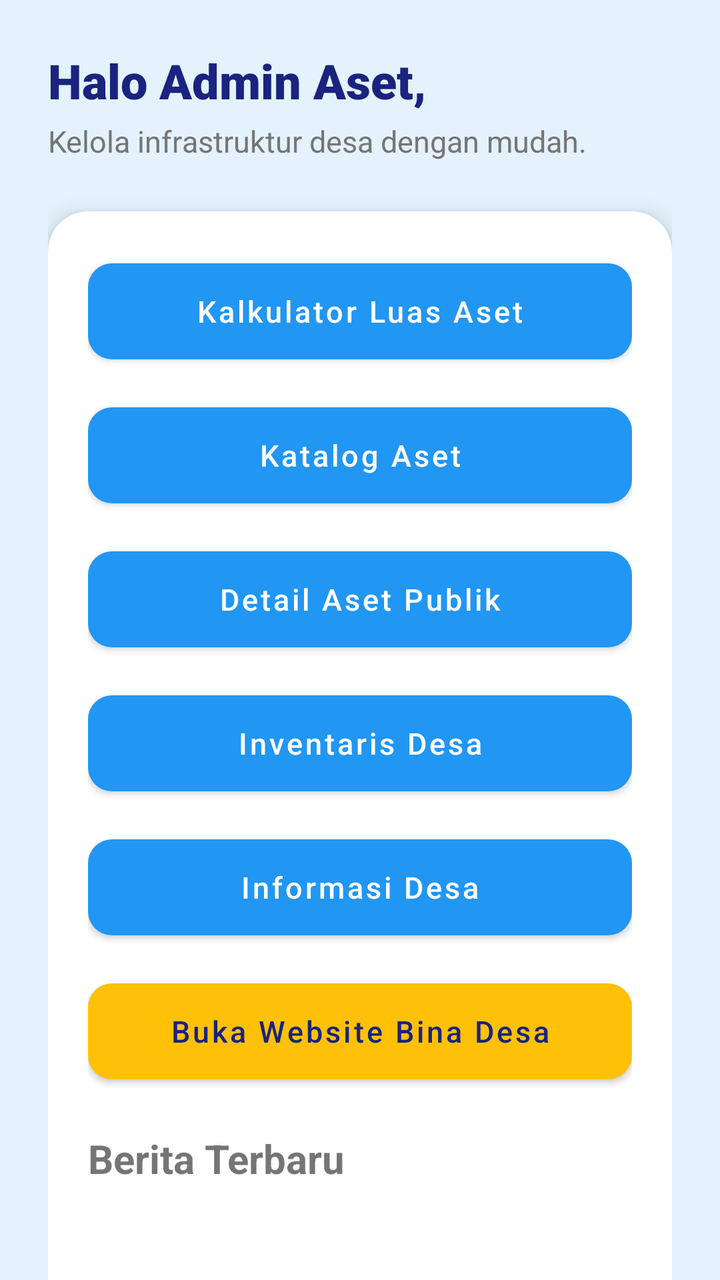
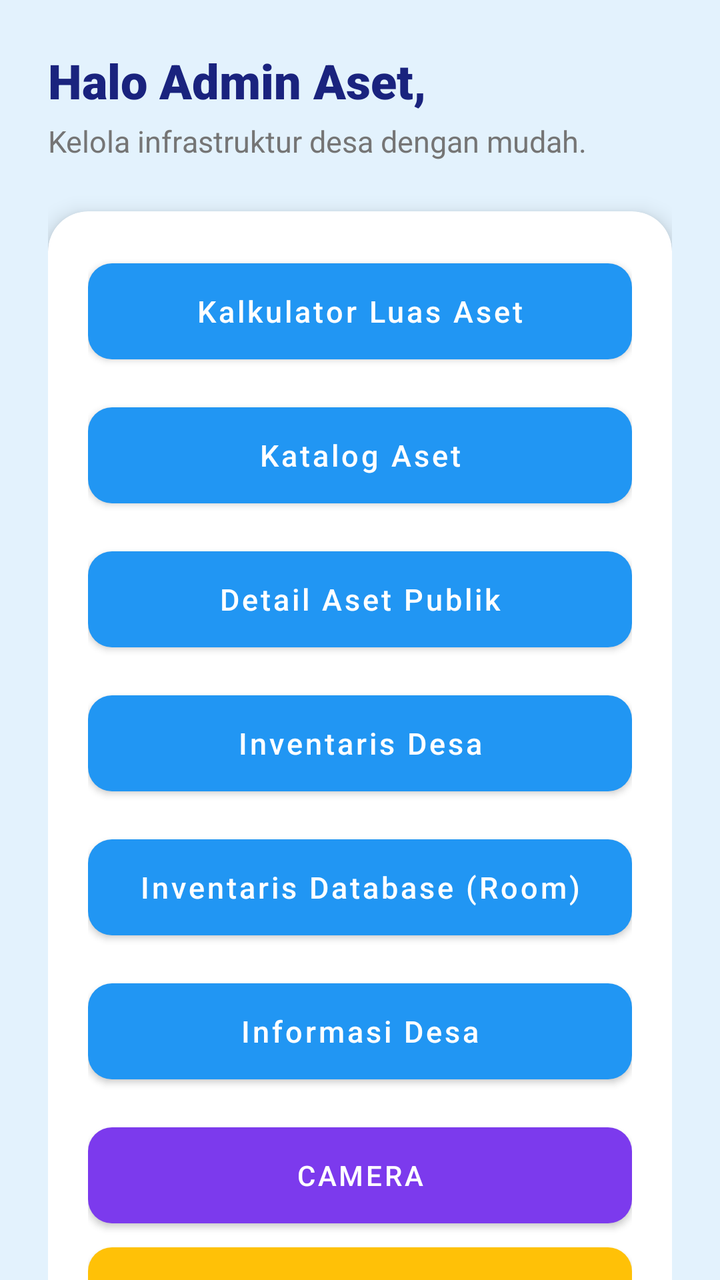

Two renders of the same Android screen: before a commit and after it. Below are the layout's source before the change and the commit's diff.
<!-- AndroidManifest.xml: application theme Theme.Nabilalmao -->
<!-- res/layout/fragment_home.xml -->
<?xml version="1.0" encoding="utf-8"?>
<RelativeLayout xmlns:android="http://schemas.android.com/apk/res/android"
    xmlns:app="http://schemas.android.com/apk/res-auto"
    android:layout_width="match_parent"
    android:layout_height="match_parent"
    android:background="@color/desa_blue_light">

    <ScrollView
        android:id="@+id/main_content"
        android:layout_width="match_parent"
        android:layout_height="match_parent"
        android:fillViewport="true"
        android:scrollbars="none">

        <LinearLayout
            android:layout_width="match_parent"
            android:layout_height="wrap_content"
            android:orientation="vertical"
            android:padding="24dp">

            

            <TextView
                android:id="@+id/tvWelcome"
                android:layout_width="wrap_content"
                android:layout_height="wrap_content"
                android:fontFamily="sans-serif-black"
                android:text="Halo Admin Aset,"
                android:textColor="@color/desa_blue_dark"
                android:textSize="24sp" />

            <TextView
                android:layout_width="wrap_content"
                android:layout_height="wrap_content"
                android:layout_marginTop="4dp"
                android:layout_marginBottom="25dp"
                android:text="Kelola infrastruktur desa dengan mudah."
                android:textColor="@color/text_secondary"
                android:textSize="15sp" />

            

            <androidx.cardview.widget.CardView
                android:layout_width="match_parent"
                android:layout_height="wrap_content"
                app:cardCornerRadius="20dp"
                app:cardElevation="6dp">

                <LinearLayout
                    android:layout_width="match_parent"
                    android:layout_height="wrap_content"
                    android:orientation="vertical"
                    android:padding="20dp">

                    <com.google.android.material.button.MaterialButton
                        android:id="@+id/btn1"
                        android:layout_width="match_parent"
                        android:layout_height="60dp"
                        android:layout_marginBottom="12dp"
                        android:text="Kalkulator Luas Aset"
                        android:textAllCaps="false"
                        android:textSize="15sp"
                        app:backgroundTint="@color/desa_blue_primary"
                        app:cornerRadius="12dp" />

                    <com.google.android.material.button.MaterialButton
                        android:id="@+id/btn2"
                        android:layout_width="match_parent"
                        android:layout_height="60dp"
                        android:layout_marginBottom="12dp"
                        android:text="Katalog Aset"
                        android:textAllCaps="false"
                        android:textSize="15sp"
                        app:backgroundTint="@color/desa_blue_primary"
                        app:cornerRadius="12dp" />

                    <com.google.android.material.button.MaterialButton
                        android:id="@+id/btnWelcome"
                        android:layout_width="match_parent"
                        android:layout_height="60dp"
                        android:layout_marginBottom="12dp"
                        android:text="Detail Aset Publik"
                        android:textAllCaps="false"
                        android:textSize="15sp"
                        app:backgroundTint="@color/desa_blue_primary"
                        app:cornerRadius="12dp" />

                    <com.google.android.material.button.MaterialButton
                        android:id="@+id/btnInventaris"
                        android:layout_width="match_parent"
                        android:layout_height="60dp"
                        android:layout_marginBottom="12dp"
                        android:text="Inventaris Desa"
                        android:textAllCaps="false"
                        android:textSize="15sp"
                        app:backgroundTint="@color/desa_blue_primary"
                        app:cornerRadius="12dp" />

                    <com.google.android.material.button.MaterialButton
                        android:id="@+id/btnInfoDesa"
                        android:layout_width="match_parent"
                        android:layout_height="60dp"
                        android:layout_marginBottom="12dp"
                        android:text="Informasi Desa"
                        android:textAllCaps="false"
                        android:textSize="15sp"
                        app:backgroundTint="@color/desa_blue_primary"
                        app:cornerRadius="12dp"/>

                    <com.google.android.material.button.MaterialButton
                        android:id="@+id/btn3"
                        android:layout_width="match_parent"
                        android:layout_height="60dp"
                        android:text="Buka Website Bina Desa"
                        android:textAllCaps="false"
                        android:textColor="@color/desa_blue_dark"
                        android:textSize="15sp"
                        app:backgroundTint="@color/desa_accent"
                        app:cornerRadius="12dp" />
                    <TextView
                        android:layout_width="wrap_content"
                        android:layout_height="wrap_content"
                        android:text="Berita Terbaru"
                        android:textStyle="bold"
                        android:textSize="20sp"
                        android:layout_marginTop="20dp"/>

                    <androidx.recyclerview.widget.RecyclerView
                        android:id="@+id/recyclerViewNews"
                        android:layout_width="match_parent"
                        android:layout_height="300dp"/>

                </LinearLayout>

            </androidx.cardview.widget.CardView>

            

            <com.google.android.material.button.MaterialButton
                android:id="@+id/btnLogout"
                android:layout_width="match_parent"
                android:layout_height="55dp"
                android:layout_marginTop="20dp"
                android:text="Keluar Sistem"
                android:textAllCaps="false"
                android:textSize="15sp"
                app:backgroundTint="#D32F2F"
                app:cornerRadius="12dp" />

        </LinearLayout>

    </ScrollView>

</RelativeLayout>
<!-- resources referenced by this layout -->
<resources>
  <color name="desa_accent">#FFC107</color>
  <color name="desa_blue_dark">#1A237E</color>
  <color name="desa_blue_light">#E3F2FD</color>
  <color name="desa_blue_primary">#2196F3</color>
  <color name="text_secondary">#757575</color>
  <style name="Theme.Nabilalmao" parent="Theme.MaterialComponents.DayNight.NoActionBar">
          <item name="colorPrimary">#7C3AED</item>
          <item name="colorPrimaryVariant">#4C1D95</item>
          <item name="colorOnPrimary">#FFFFFF</item>
          <item name="colorSecondary">#A855F7</item>
          <item name="colorOnSecondary">#FFFFFF</item>
      </style>
</resources>

<!-- the commit's change to res/layout/fragment_home.xml (unified diff, before → after) -->
@@ -1,5 +1,5 @@
 <?xml version="1.0" encoding="utf-8"?>
-<RelativeLayout xmlns:android="http://schemas.android.com/apk/res/android"
+<androidx.coordinatorlayout.widget.CoordinatorLayout xmlns:android="http://schemas.android.com/apk/res/android"
     xmlns:app="http://schemas.android.com/apk/res-auto"
     android:layout_width="match_parent"
     android:layout_height="match_parent"
@@ -95,6 +95,16 @@
                         android:textSize="15sp"
                         app:backgroundTint="@color/desa_blue_primary"
                         app:cornerRadius="12dp" />
+                    <com.google.android.material.button.MaterialButton
+                        android:id="@+id/btnInventarisRoom"
+                        android:layout_width="match_parent"
+                        android:layout_height="60dp"
+                        android:layout_marginBottom="12dp"
+                        android:text="Inventaris Database (Room)"
+                        android:textAllCaps="false"
+                        android:textSize="15sp"
+                        app:backgroundTint="@color/desa_blue_primary"
+                        app:cornerRadius="12dp"/>
 
                     <com.google.android.material.button.MaterialButton
                         android:id="@+id/btnInfoDesa"
@@ -105,6 +115,13 @@
                         android:textAllCaps="false"
                         android:textSize="15sp"
                         app:backgroundTint="@color/desa_blue_primary"
+                        app:cornerRadius="12dp"/>
+
+                    <com.google.android.material.button.MaterialButton
+                        android:id="@+id/btnPertemuan13"
+                        android:layout_width="match_parent"
+                        android:layout_height="60dp"
+                        android:text="Camera"
                         app:cornerRadius="12dp"/>
 
                     <com.google.android.material.button.MaterialButton
@@ -151,4 +168,4 @@
 
     </ScrollView>
 
-</RelativeLayout>
+</androidx.coordinatorlayout.widget.CoordinatorLayout>
